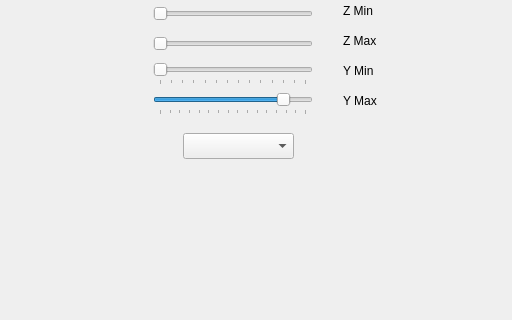
Above: colorcreator.ui from northern-bites/nbites before the change; both pictures show x 347 to 859 and y 407 to 727 of the 859 by 727 pixel window. Below: the same form after it.
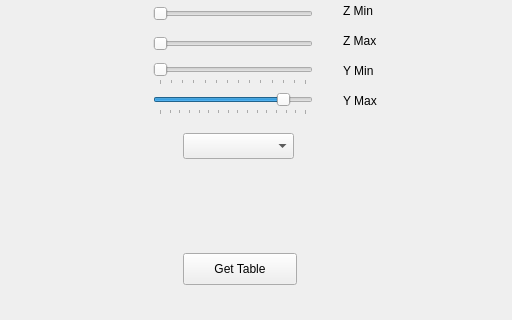
That is the form after the change.

Commit message: Added color tables.  For now we can read and use old color tables.  Will need to convert them to new format and write them.

Diff of the .ui file:
```diff
--- a/colorcreator.ui
+++ b/colorcreator.ui
@@ -389,6 +389,19 @@
     <string>Z Max</string>
    </property>
   </widget>
+  <widget class="QPushButton" name="getColorTable">
+   <property name="geometry">
+    <rect>
+     <x>530</x>
+     <y>660</y>
+     <width>114</width>
+     <height>32</height>
+    </rect>
+   </property>
+   <property name="text">
+    <string>Get Table</string>
+   </property>
+  </widget>
   <widget class="QWidget" name="">
    <property name="geometry">
     <rect>
```
The commit also changes 14 other files.
